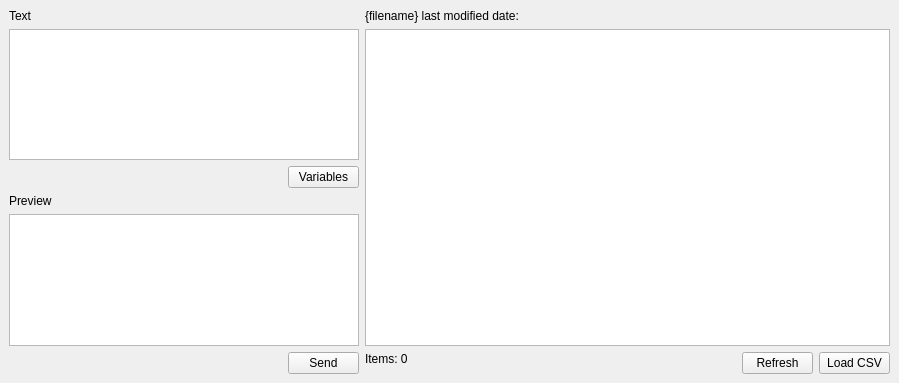
The window that ui/main_window.ui (RobbyDesrosiers/QuickText) describes before a commit, drawn with Qt 5.
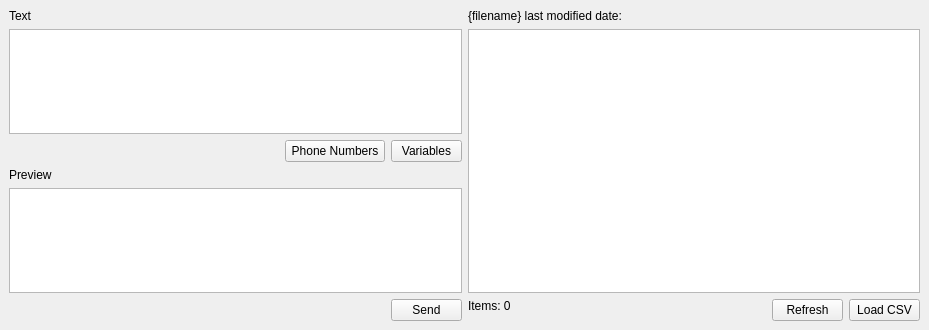
The same window after the commit. Custom widgets are drawn as their Qt base class.

Commit message: added phone number selection w/ twilio api, deleted phone number input on startup

```diff
--- a/ui/main_window.ui
+++ b/ui/main_window.ui
@@ -6,15 +6,15 @@
    <rect>
     <x>0</x>
     <y>0</y>
-    <width>899</width>
-    <height>383</height>
+    <width>929</width>
+    <height>330</height>
    </rect>
   </property>
   <property name="windowTitle">
    <string>MainWindow</string>
   </property>
   <widget class="QWidget" name="centralwidget">
-   <layout class="QGridLayout" name="gridLayout_4" columnstretch="4,6">
+   <layout class="QGridLayout" name="gridLayout_4">
     <item row="0" column="0">
      <layout class="QGridLayout" name="gridLayout_2">
       <item row="0" column="0">
@@ -24,7 +24,7 @@
         </property>
        </widget>
       </item>
-      <item row="1" column="0" colspan="2">
+      <item row="1" column="0" colspan="4">
        <widget class="Textbox" name="ent_text_field">
         <property name="maximumSize">
          <size>
@@ -35,6 +35,41 @@
        </widget>
       </item>
       <item row="2" column="1">
+       <widget class="QLabel" name="lbl_selected_phone_number">
+        <property name="maximumSize">
+         <size>
+          <width>100</width>
+          <height>16777215</height>
+         </size>
+        </property>
+        <property name="text">
+         <string/>
+        </property>
+        <property name="alignment">
+         <set>Qt::AlignRight|Qt::AlignTrailing|Qt::AlignVCenter</set>
+        </property>
+       </widget>
+      </item>
+      <item row="2" column="2">
+       <widget class="VariableButton" name="btn_phone_numbers">
+        <property name="minimumSize">
+         <size>
+          <width>80</width>
+          <height>0</height>
+         </size>
+        </property>
+        <property name="maximumSize">
+         <size>
+          <width>100</width>
+          <height>16777215</height>
+         </size>
+        </property>
+        <property name="text">
+         <string>Phone Numbers</string>
+        </property>
+       </widget>
+      </item>
+      <item row="2" column="3">
        <widget class="VariableButton" name="btn_variables">
         <property name="maximumSize">
          <size>
```
Left out of the diff: 2 changed lines with no effect on the pictures. The commit also changes 12 other files.
